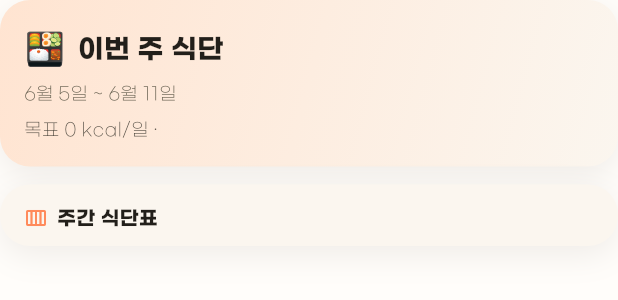
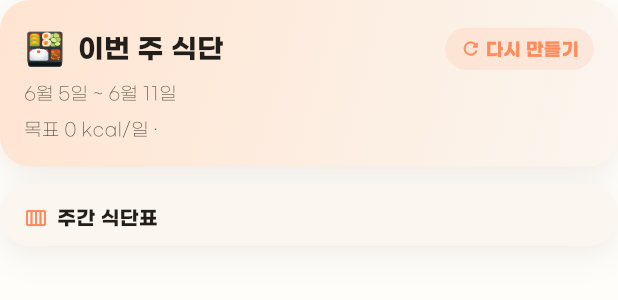
Before and after one commit to JihunLim/foodiet, a Flutter app: the _PlanContent widget shown alone on an empty page, opened directly with empty values, on a phone screen of 412 x 824 dp. Shown: the top 300 px of the screen. Run offline on Flutter 3.47's test engine with Material 3 defaults, Android fonts, the phone set to English and light mode, and no system bars; our stand-ins replace cached_network_image, firebase_core, firebase_crashlytics, firebase_messaging, flutter_dotenv, flutter_image_compress and 12 more; missing offline and left inert: app_tracking_transparency, home_widget, kakao_flutter_sdk_common, kakao_flutter_sdk_user; accounts and stored records are empty; network calls fail; project files that could hold a hidden picture were left out.

Commit message:
feat(meal-plan): 식단 상세에 '다시 만들기' 버튼 (덮어쓰기 재생성)
plan 존재 시엔 '식단짜기' 버튼이 안 보여 재생성 불가였음. _PlanContent 를 ConsumerStatefulWidget 으로 바꿔 헤더에 '다시 만들기' 추가 → 폼 열고 생성하면 서버가 이번 주 plan 을 덮어씀.

Co-Authored-By: Claude Opus 4.8 (1M context) <noreply@anthropic.com>

```diff
--- a/app/lib/features/insight/meal_plan_tab.dart
+++ b/app/lib/features/insight/meal_plan_tab.dart
@@ -132,15 +132,15 @@ class _ErrorPlan extends StatelessWidget {
   }
 }
 
-class _PlanContent extends StatefulWidget {
+class _PlanContent extends ConsumerStatefulWidget {
   const _PlanContent({required this.plan});
   final MealPlan plan;
 
   @override
-  State<_PlanContent> createState() => _PlanContentState();
+  ConsumerState<_PlanContent> createState() => _PlanContentState();
 }
 
-class _PlanContentState extends State<_PlanContent> {
+class _PlanContentState extends ConsumerState<_PlanContent> {
   // 요일별 상세 카드로 스크롤 이동하기 위한 키. 날짜 수만큼 한 번만 생성.
   late final List<GlobalKey> _dayKeys =
       List.generate(widget.plan.days.length, (_) => GlobalKey());
@@ -154,6 +154,14 @@ class _PlanContentState extends State<_PlanContent> {
       curve: Curves.easeInOutCubic,
       alignment: 0.02, // 상단에 살짝 여백 두고 정렬.
     );
+  }
+
+  // 식단 다시 만들기 — 폼을 열고, 생성하면 이번 주 plan 을 덮어쓴다(서버에서 처리).
+  Future<void> _regenerate() async {
+    final result = await showMealPlanFormSheet(context);
+    if (result != null && mounted) {
+      ref.invalidate(thisWeekMealPlanProvider);
+    }
   }
 
   @override
@@ -188,6 +196,30 @@ class _PlanContentState extends State<_PlanContent> {
                         style: FoodietText.title.copyWith(
                             color: FoodietColors.warm900,
                             fontWeight: FontWeight.w700)),
+                  ),
+                  Material(
+                    color: FoodietColors.coral500.withValues(alpha: 0.12),
+                    borderRadius: BorderRadius.circular(999),
+                    child: InkWell(
+                      borderRadius: BorderRadius.circular(999),
+                      onTap: _regenerate,
+                      child: Padding(
+                        padding: const EdgeInsets.symmetric(
+                            horizontal: 10, vertical: 5),
+                        child: Row(
+                          mainAxisSize: MainAxisSize.min,
+                          children: [
+                            const Icon(Icons.refresh_rounded,
+                                size: 14, color: FoodietColors.coral500),
+                            const SizedBox(width: 3),
+                            Text('다시 만들기',
+                                style: FoodietText.caption.copyWith(
+                                    color: FoodietColors.coral500,
+                                    fontWeight: FontWeight.w700)),
+                          ],
+                        ),
+                      ),
+                    ),
                   ),
                 ],
               ),
```
